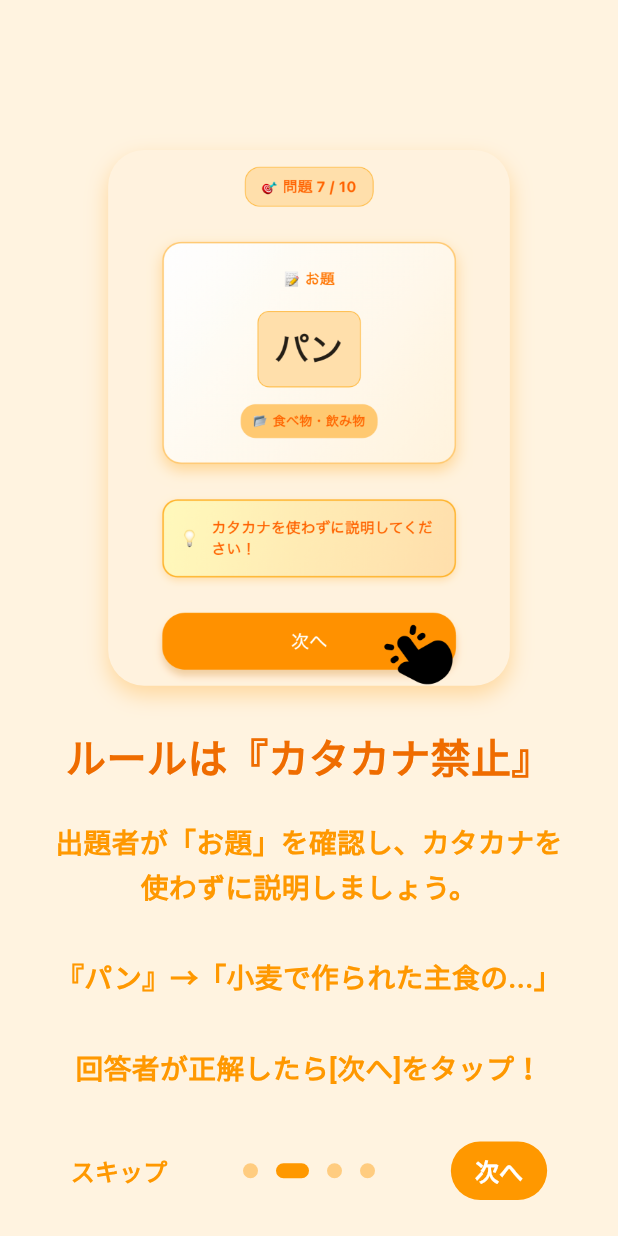
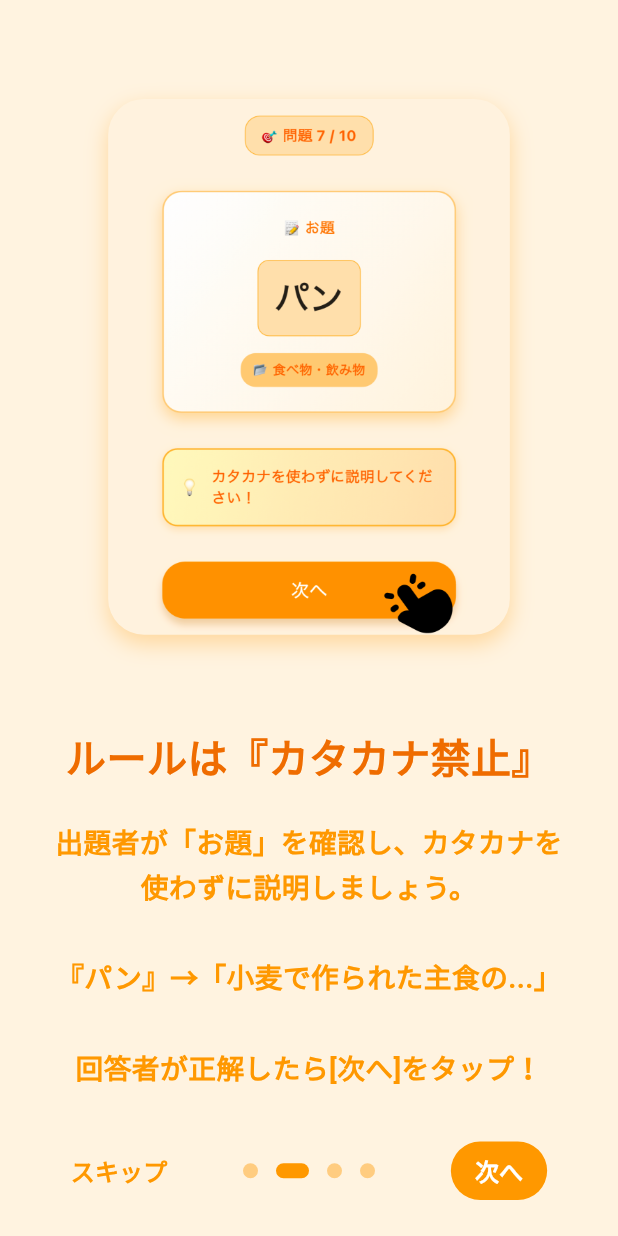
Before and after one commit to 3balljugglerYu/katakanahanashi, a Flutter app: the screen it shows after launch, swiped to page 2, on a phone screen of 412 x 824 dp. Run offline on Flutter 3.47's test engine with Material 3 defaults, Android fonts, the phone set to English and light mode, and no system bars; drawn by our look-alikes of introduction_screen; our stand-ins replace flutter_dotenv, flutter_hooks, freezed_annotation, get_it, google_mobile_ads, hooks_riverpod and 3 more; missing offline and left inert: particles_flutter; accounts and stored records are empty; Roboto replaces fonts that are missing (NotoSansJP).

Commit message:
チュートリアル画面のレスポンシブ対応

```diff
--- a/lib/ui/onboarding/onboarding_page.dart
+++ b/lib/ui/onboarding/onboarding_page.dart
@@ -10,6 +10,28 @@ import 'onboarding_view_model.dart';
 class OnboardingPage extends ConsumerWidget {
   const OnboardingPage({super.key});
 
+  /// タブレット判定メソッド
+  bool _isTablet(BuildContext context) {
+    final screenWidth = MediaQuery.of(context).size.width;
+    final screenHeight = MediaQuery.of(context).size.height;
+    return screenWidth >= 800 || screenHeight >= 1000;
+  }
+
+  /// レスポンシブ対応の画像Flex比率取得
+  int _getImageFlex(BuildContext context) {
+    return _isTablet(context) ? 4 : 6; // タブレット: 40%, スマートフォン: 60%
+  }
+
+  /// レスポンシブ対応のボディFlex比率取得
+  int _getBodyFlex(BuildContext context) {
+    return _isTablet(context) ? 3 : 4; // タブレット: 30%, スマートフォン: 40%
+  }
+
+  /// レスポンシブ対応のスペーシング取得
+  double _getResponsiveSpacing(BuildContext context, double ratio) {
+    return MediaQuery.of(context).size.height * ratio;
+  }
+
   @override
   Widget build(BuildContext context, WidgetRef ref) {
     return IntroductionScreen(
@@ -17,51 +39,72 @@ class OnboardingPage extends ConsumerWidget {
       onDone: () => _completeOnboarding(context, ref),
       onSkip: () => _completeOnboarding(context, ref),
       showSkipButton: true,
-      skip: const Text(
+      skip: Text(
         'スキップ',
         style: TextStyle(
-          fontSize: 16,
+          fontSize: _isTablet(context)
+              ? MediaQuery.of(context).size.width *
+                    0.04 // タブレット用
+              : 16, // スマートフォン用
           fontWeight: FontWeight.w600,
           color: Colors.orange,
         ),
       ),
       next: Container(
-        padding: const EdgeInsets.symmetric(horizontal: 16, vertical: 8),
+        padding: EdgeInsets.symmetric(
+          horizontal: _isTablet(context) ? 24 : 16,
+          vertical: _isTablet(context) ? 12 : 8,
+        ),
         decoration: BoxDecoration(
           color: Colors.orange,
-          borderRadius: BorderRadius.circular(20),
+          borderRadius: BorderRadius.circular(_isTablet(context) ? 30 : 20),
         ),
-        child: const Text(
+        child: Text(
           '次へ',
           style: TextStyle(
-            fontSize: 16,
+            fontSize: _isTablet(context)
+                ? MediaQuery.of(context).size.width *
+                      0.04 // タブレット用
+                : 16, // スマートフォン用
             fontWeight: FontWeight.w600,
             color: Colors.white,
           ),
         ),
       ),
       done: Container(
-        padding: const EdgeInsets.symmetric(horizontal: 20, vertical: 8),
+        padding: EdgeInsets.symmetric(
+          horizontal: _isTablet(context) ? 28 : 20,
+          vertical: _isTablet(context) ? 12 : 8,
+        ),
         decoration: BoxDecoration(
           color: Colors.orange,
-          borderRadius: BorderRadius.circular(20),
+          borderRadius: BorderRadius.circular(_isTablet(context) ? 30 : 20),
         ),
-        child: const Text(
+        child: Text(
           '始める',
           style: TextStyle(
-            fontSize: 16,
+            fontSize: _isTablet(context)
+                ? MediaQuery.of(context).size.width *
+                      0.04 // タブレット用
+                : 16, // スマートフォン用
             fontWeight: FontWeight.w600,
             color: Colors.white,
           ),
         ),
       ),
       dotsDecorator: DotsDecorator(
-        size: const Size(10.0, 10.0),
+        size: Size(
+          _isTablet(context) ? 12.0 : 10.0,
+          _isTablet(context) ? 12.0 : 10.0,
+        ),
         color: Colors.orange.shade200,
-        activeSize: const Size(22.0, 10.0),
+        activeSize: Size(
+          _isTablet(context) ? 26.0 : 22.0,
+          _isTablet(context) ? 12.0 : 10.0,
+        ),
         activeColor: Colors.orange,
         activeShape: RoundedRectangleBorder(
-          borderRadius: BorderRadius.circular(25.0),
+          borderRadius: BorderRadius.circular(_isTablet(context) ? 30.0 : 25.0),
         ),
       ),
       globalBackgroundColor: Colors.orange.shade50,
@@ -136,9 +179,9 @@ class OnboardingPage extends ConsumerWidget {
 
     // デバイスサイズに応じた動的調整
     double imageRatio;
-    if (screenWidth > 600) {
-      // タブレット: 30%
-      imageRatio = 0.6;
+    if (_isTablet(context)) {
+      // タブレット: 縦長画面に適したサイズ
+      imageRatio = 0.45;
     } else if (screenWidth > 400) {
       // 大きめのスマホ: 35%
       imageRatio = 0.65;
@@ -153,7 +196,9 @@ class OnboardingPage extends ConsumerWidget {
       label: semanticsLabel,
       child: Column(
         children: [
-          const SizedBox(height: 100),
+          SizedBox(
+            height: _getResponsiveSpacing(context, 0.08),
+          ), // レスポンシブ対応のスペーシング
           Align(
             alignment: Alignment.topCenter,
             child: Container(
@@ -207,21 +252,27 @@ class OnboardingPage extends ConsumerWidget {
 
     return PageDecoration(
       titleTextStyle: TextStyle(
-        fontSize: screenWidth * 0.065,
+        fontSize: _isTablet(context)
+            ? screenWidth *
+                  0.050 // タブレット: 小さめ
+            : screenWidth * 0.065, // スマートフォン: 従来通り
         fontWeight: FontWeight.bold,
         color: Colors.orange.shade800,
         height: 1.3,
       ),
       bodyTextStyle: TextStyle(
-        fontSize: screenWidth * 0.045,
+        fontSize: _isTablet(context)
+            ? screenWidth *
+                  0.030 // タブレット: 小さめ
+            : screenWidth * 0.045, // スマートフォン: 従来通り
         fontWeight: FontWeight.bold,
         color: Colors.orange.shade500,
         height: 1.6,
       ),
-      // 画面全体を使用し、image領域がflexで60%程度になるよう調整
+      // 画面全体を使用し、レスポンシブ対応でFlex比率を調整
       fullScreen: true,
-      imageFlex: 6,
-      bodyFlex: 4,
+      imageFlex: _getImageFlex(context),
+      bodyFlex: _getBodyFlex(context),
       contentMargin: EdgeInsets.symmetric(
         horizontal: screenWidth * 0.08,
         vertical: 12,
```
